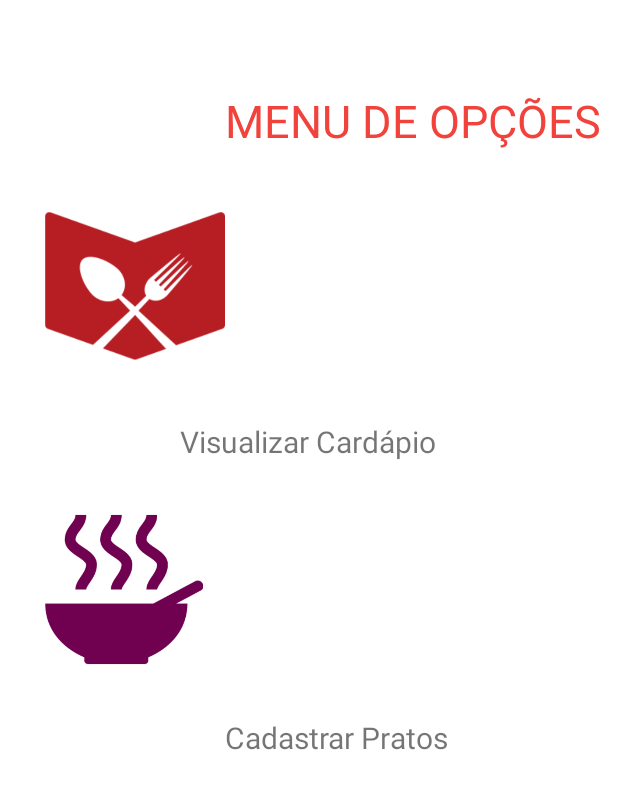
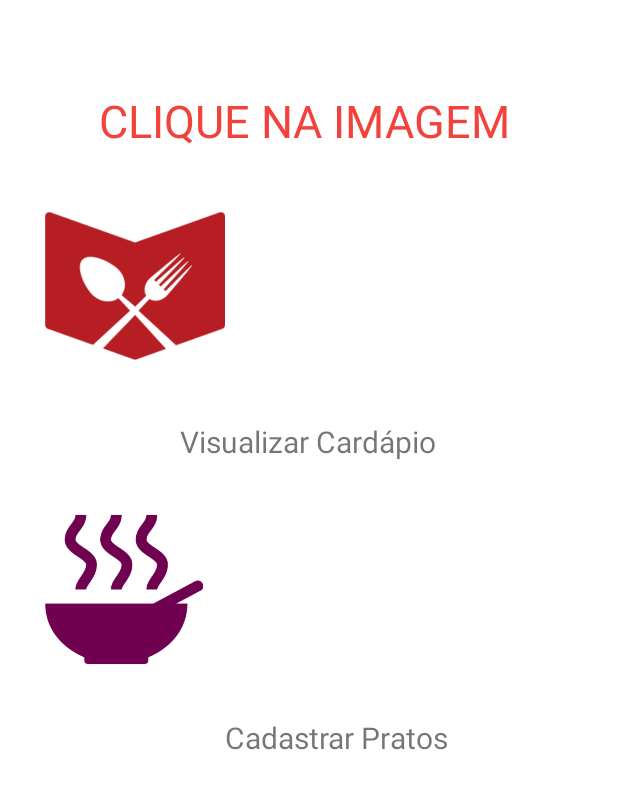
Before and after one commit to saozinha/tia_meire, an Android app: the screen it shows after launch (Menu_plano), on a phone screen of 412 x 824 dp, the part 450-1236 px from its top. Run offline under Robolectric (Android 15) with nearby library versions, the phone set to English and light mode, and no system bars.

Commit message:
estilizando o menu

```diff
--- a/app/src/main/res/layout/menu_plano_activity.xml
+++ b/app/src/main/res/layout/menu_plano_activity.xml
@@ -1,16 +1,11 @@
-<ScrollView
+<LinearLayout
     xmlns:android="http://schemas.android.com/apk/res/android"
     xmlns:tools="http://schemas.android.com/tools"
-    android:id="@+id/scrollView1"
     android:background="#FFFFFF"
+    android:orientation="vertical"
     android:layout_width="match_parent"
     android:layout_height="match_parent"
     tools:context="com.conceicaolourenco.tiameirerefeicoes.Menu_plano">
-
-    <LinearLayout
-        android:layout_width="match_parent"
-        android:layout_height="match_parent"
-        android:orientation="vertical">
 
     <ImageView
         android:id="@+id/logoin"
@@ -22,13 +17,25 @@
     <TextView
         android:layout_width="match_parent"
         android:layout_height="wrap_content"
-            android:layout_marginLeft="150dp"
+        android:gravity="center_horizontal"
         android:layout_marginTop="60dp"
-            android:text="MENU DE OPÇÕES"
+        android:text="CLIQUE NA IMAGEM "
         android:textAppearance="@android:color/holo_orange_light"
         android:textColor="#fff2423c"
         android:textSize="30sp" />
 
+
+    <ScrollView
+        android:id="@+id/scrollView1"
+        android:background="#FFFFFF"
+        android:layout_width="fill_parent"
+        android:layout_height="fill_parent"
+        tools:context="com.conceicaolourenco.tiameirerefeicoes.Menu_plano">
+
+        <LinearLayout
+            android:orientation="vertical"
+            android:layout_width="fill_parent"
+            android:layout_height="fill_parent">
 
             <ImageView
                 android:id="@+id/btn_cardapio"
@@ -110,12 +117,14 @@
                 android:layout_width="match_parent"
                 android:layout_height="match_parent"
                 android:layout_below="@+id/visu"
-            android:layout_marginTop="250dp"
-            android:layout_marginLeft="150dp"
+                android:layout_marginTop="50dp"
+                android:gravity="center_horizontal"
                 android:layout_alignParentBottom="true"
                 android:clickable="false"
                 android:text="por Conceicao Lourenco"
-            android:textSize="15sp" />
+                android:textSize="18sp" />
 
         </LinearLayout>
     </ScrollView>
+
+</LinearLayout>
--- a/app/src/main/res/layout/splash_activity.xml
+++ b/app/src/main/res/layout/splash_activity.xml
@@ -24,12 +24,11 @@
         android:layout_height="wrap_content"
         android:layout_below="@+id/logo"
         android:text="Chama a galera pra comer..."
-        android:layout_centerHorizontal="true"
+        android:gravity="center"
         android:textSize="25sp"
         android:password="false"
         android:layout_marginTop="15dp"
         android:layout_marginBottom="10dp"
-        android:layout_marginLeft="150dp"
         android:padding="5dp"
         android:shadowColor="#ff1b0c40" />
 
@@ -40,8 +39,7 @@
         android:text="Bateu a Fome ?"
         android:layout_marginTop="15dp"
         android:layout_marginBottom="10dp"
-        android:layout_marginLeft="150dp"
-        android:layout_centerHorizontal="true"
+        android:gravity="center_horizontal"
         android:textSize="25sp"
         android:shadowColor="#ff1b0c40"/>
 
```
Also changed, not shown: 1 other file. Lines whose indentation alone changed are shown as unchanged.
